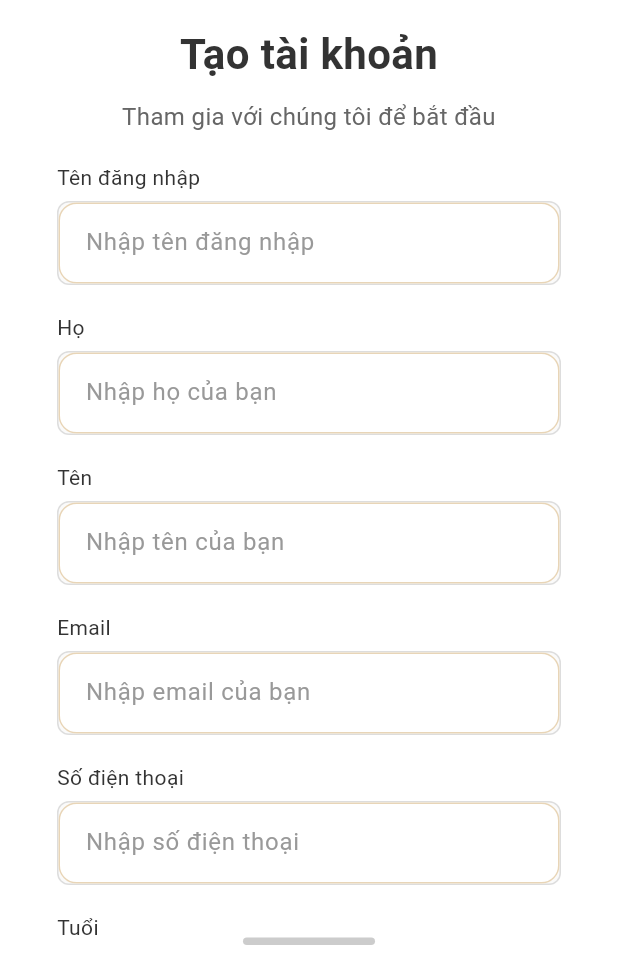
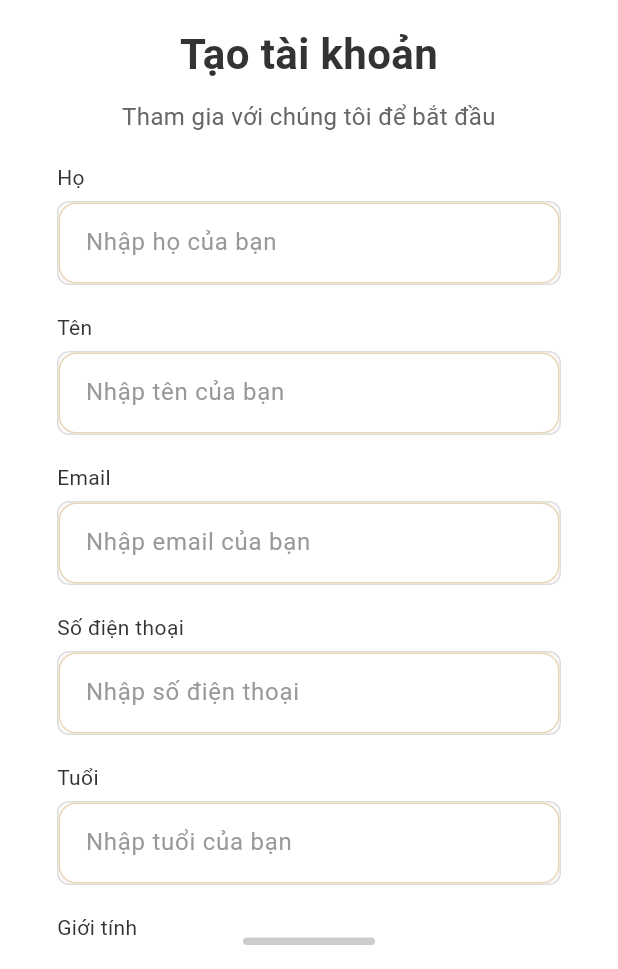
Before and after one commit to LNS2905/AI-based-Physiognomy-Flutter, a Flutter app: the SignUpPage screen opened by its route, on a phone screen of 412 x 824 dp, the part 267-1236 px from its top. Run offline on Flutter 3.47's test engine with Material 3 defaults, Android fonts, the phone set to English and light mode, and no system bars; our stand-ins replace cached_network_image, camera, equatable, flutter_secure_storage, go_router, image_picker and 3 more; missing offline and left inert: cloudinary; accounts and stored records are empty; Roboto replaces fonts that are missing (Arial).

Commit message:
feat: Update signup page to hide username field and auto-fill it with email value

```diff
--- a/lib/features/auth/presentation/pages/signup_page.dart
+++ b/lib/features/auth/presentation/pages/signup_page.dart
@@ -209,25 +209,25 @@ class _SignUpPageState extends State<SignUpPage> {
     return Column(
       crossAxisAlignment: CrossAxisAlignment.start,
       children: [
-        // Username field
-        const Text(
-          'Tên đăng nhập',
-          style: TextStyle(
-            fontFamily: 'Arial',
-            fontWeight: FontWeight.w400,
-            fontSize: 14,
-            color: Color(0xFF333333),
-            height: 1.15,
-          ),
-        ),
-        const SizedBox(height: 8),
-        _buildInputField(
-          controller: _usernameController,
-          hintText: 'Nhập tên đăng nhập',
-          validator: (value) => Validators.validateRequired(value, 'Tên đăng nhập'),
-        ),
-
-        const SizedBox(height: 20),
+        // Username field - Hidden from UI but controller still exists
+        // const Text(
+        //   'Tên đăng nhập',
+        //   style: TextStyle(
+        //     fontFamily: 'Arial',
+        //     fontWeight: FontWeight.w400,
+        //     fontSize: 14,
+        //     color: Color(0xFF333333),
+        //     height: 1.15,
+        //   ),
+        // ),
+        // const SizedBox(height: 8),
+        // _buildInputField(
+        //   controller: _usernameController,
+        //   hintText: 'Nhập tên đăng nhập',
+        //   validator: (value) => Validators.validateRequired(value, 'Tên đăng nhập'),
+        // ),
+        //
+        // const SizedBox(height: 20),
 
         // First Name field
         const Text(
@@ -286,6 +286,10 @@ class _SignUpPageState extends State<SignUpPage> {
           hintText: 'Nhập email của bạn',
           keyboardType: TextInputType.emailAddress,
           validator: Validators.validateEmail,
+          onChanged: (value) {
+            // Automatically set username to email value
+            _usernameController.text = value;
+          },
         ),
 
         const SizedBox(height: 20),
@@ -423,6 +427,7 @@ class _SignUpPageState extends State<SignUpPage> {
     bool obscureText = false,
     String? Function(String?)? validator,
     Widget? suffixIcon,
+    void Function(String)? onChanged,
   }) {
     return Container(
       height: 56,
@@ -435,6 +440,7 @@ class _SignUpPageState extends State<SignUpPage> {
         controller: controller,
         keyboardType: keyboardType,
         obscureText: obscureText,
+        onChanged: onChanged,
         style: const TextStyle(
           fontFamily: 'Arial',
           fontWeight: FontWeight.w400,
@@ -749,6 +755,9 @@ class _SignUpPageState extends State<SignUpPage> {
       return;
     }
 
+    // Ensure username is set to email before validation
+    _usernameController.text = _emailController.text.trim();
+
     if (_formKey.currentState?.validate() ?? false) {
       final authProvider = Provider.of<AuthProvider>(context, listen: false);
 
```
